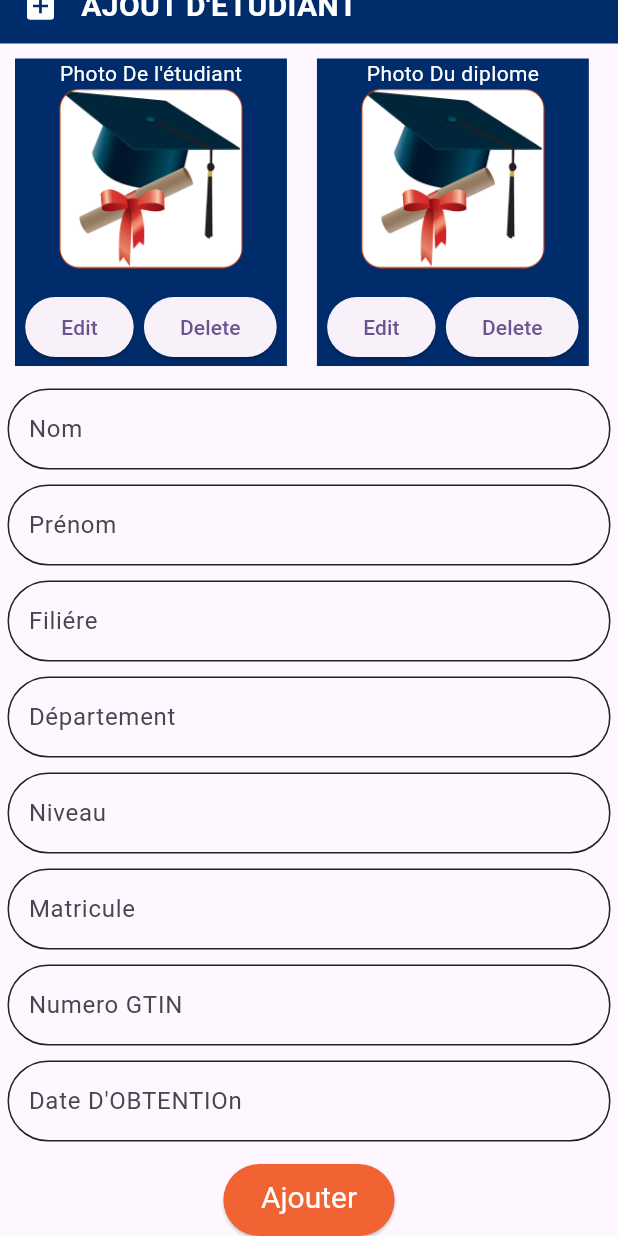
After one commit to salioufereya/samaGS1Mobile, a Flutter app: the AddStudent screen opened directly, scrolled down 121 dp, after a tap on "Edit", on a phone screen of 412 x 824 dp. The commit adds this screen. Run offline on Flutter 3.47's test engine with Material 3 defaults, Android fonts, the light colour scheme and no system bars; our stand-ins replace another_flushbar, dio, flutter_secure_storage; missing offline and left inert: flutter_barcode_scanner; accounts and stored records are empty.

Commit message:
ajout de la page d'ajout d'étudiant

```diff
--- /dev/null
+++ b/lib/pages/AddStudent.dart
@@ -0,0 +1,292 @@
+import 'package:flutter/material.dart';
+import 'package:provider/provider.dart';
+import 'package:sama_gs1/pages/sections/CustomTextField.dart';
+import 'package:sama_gs1/pages/sections/Sections.dart';
+
+import '../providers/Auth.dart';
+import '../utils/validate.dart';
+
+class AddStudent extends StatefulWidget {
+  const AddStudent({super.key});
+
+  @override
+  State<AddStudent> createState() => _AddStudentState();
+}
+
+class _AddStudentState extends State<AddStudent> {
+  TextEditingController _nom = TextEditingController();
+  TextEditingController _prenom = TextEditingController();
+  TextEditingController _filiere = TextEditingController();
+  TextEditingController _departement = TextEditingController();
+  TextEditingController _niveau = TextEditingController();
+  TextEditingController _matricule = TextEditingController();
+  TextEditingController _numero_gtin = TextEditingController();
+  TextEditingController _date = TextEditingController();
+  bool isEmailValid = false;
+  bool isPasswordValid = false;
+  final _formkey = GlobalKey<FormState>();
+
+  @override
+  void dispose() {
+    _nom.dispose();
+    _prenom.dispose();
+    _filiere.dispose();
+    _departement.dispose();
+    _niveau.dispose();
+    _matricule.dispose();
+    _numero_gtin.dispose();
+    _date.dispose();
+  }
+
+  @override
+  Widget build(BuildContext context) {
+    Auth auth = Provider.of<Auth>(context);
+    double largeur = MediaQuery.of(context).size.width * 0.44;
+    return Scaffold(
+        body: SingleChildScrollView(
+      child: Form(
+        key: _formkey,
+        child: Column(
+          children: [
+            header(imagePath: (auth.user!.ecole!.logo!), context: context),
+            SectionTitre(
+              backgroundColor: Color(0xFF002C6c),
+              title: "AJOUT D'ETUDIANT",
+              icon: Icons.add_box,
+            ),
+            Row(
+              children: [
+                Padding(
+                  padding: EdgeInsets.all(10),
+                  child: Container(
+                    height: 205,
+                    width: largeur ,
+                    color: Color(0xFF002C6c),
+                    child: Column(children: [
+                      Padding(
+                        padding: EdgeInsets.only(bottom: 15),
+                        child: Column(
+                          children: [
+                            Text("Photo De l'étudiant",style: TextStyle(color: Colors.white)),
+                            Image(
+                                image: AssetImage("images/verif.png"), height: 120),
+                          ],
+                        ),
+                      ),
+                      Row(
+                        mainAxisAlignment: MainAxisAlignment.spaceEvenly,
+                        children: [
+                          ElevatedButton(onPressed: () {}, child: Text("Edit")),
+                          ElevatedButton(
+                              onPressed: () {}, child: Text("Delete")),
+                        ],
+                      ),
+                    ]),
+                  ),
+                ),
+                Padding(
+                  padding: EdgeInsets.all(10),
+                  child: Container(
+                    height: 205,
+                    width: largeur ,
+                    color:  Color(0xFF002C6c),
+                    child: Column(children: [
+                      Padding(
+                        padding: EdgeInsets.only(bottom: 15),
+                        child: Column(
+                          children: [
+                            Text("Photo Du diplome",style: TextStyle(color: Colors.white)),
+                            Image(
+                                image: AssetImage("images/verif.png"), height: 120),
+                          ],
+                        ),
+                      ),
+                      Row(
+                        mainAxisAlignment: MainAxisAlignment.spaceEvenly,
+                        children: [
+                          ElevatedButton(onPressed: () {}, child: Text("Edit")),
+                          ElevatedButton(
+                              onPressed: () {}, child: Text("Delete")),
+                        ],
+                      ),
+                    ]),
+                  ),
+                ),
+              ],
+            ),
+            CustomTextField(
+              labelText: 'Nom',
+              controller: _nom,
+              isObscure: false,
+              onChanged: (value) {
+                setState(() {
+                  isEmailValid = validateEmailAdress(value);
+                });
+              },
+              validator: (value) {
+                if (value!.isEmpty) {
+                  return "Le nom  est obligatoire";
+                } else if (!isEmailValid) {
+                  return "Entrer un nom valide";
+                }
+                return "";
+              },
+              isEmailValid: isEmailValid,
+            ),
+            CustomTextField(
+              labelText: 'Prénom',
+              controller: _prenom,
+              isObscure: false,
+              onChanged: (value) {
+                setState(() {
+                  isEmailValid = validateEmailAdress(value);
+                });
+              },
+              validator: (value) {
+                if (value!.isEmpty) {
+                  return "Le prénom  est obligatoire";
+                } else if (!isEmailValid) {
+                  return "Entrer un prenom valide";
+                }
+                return "";
+              },
+              isEmailValid: isEmailValid,
+            ),
+            CustomTextField(
+              labelText: 'Filiére',
+              controller: _filiere,
+              isObscure: false,
+              onChanged: (value) {
+                setState(() {
+                  isEmailValid = validateEmailAdress(value);
+                });
+              },
+              validator: (value) {
+                if (value!.isEmpty) {
+                  return "La filiere  est obligatoire";
+                } else if (!isEmailValid) {
+                  return "Entrer une filiere valide";
+                }
+                return "";
+              },
+              isEmailValid: isEmailValid,
+            ),
+            CustomTextField(
+              labelText: 'Département',
+              controller: _departement,
+              isObscure: false,
+              onChanged: (value) {
+                setState(() {
+                  isEmailValid = validateEmailAdress(value);
+                });
+              },
+              validator: (value) {
+                if (value!.isEmpty) {
+                  return "Le departement  est obligatoire";
+                } else if (!isEmailValid) {
+                  return "Entrer un departement valide";
+                }
+                return "";
+              },
+              isEmailValid: isEmailValid,
+            ),
+            CustomTextField(
+              labelText: 'Niveau',
+              controller: _niveau,
+              isObscure: false,
+              onChanged: (value) {
+                setState(() {
+                  isEmailValid = validateEmailAdress(value);
+                });
+              },
+              validator: (value) {
+                if (value!.isEmpty) {
+                  return "Le niveau  est obligatoire";
+                } else if (!isEmailValid) {
+                  return "Entrer un niveau valide";
+                }
+                return "";
+              },
+              isEmailValid: isEmailValid,
+            ),
+            CustomTextField(
+              labelText: 'Matricule',
+              controller: _matricule,
+              isObscure: false,
+              onChanged: (value) {
+                setState(() {
+                  isEmailValid = validateEmailAdress(value);
+                });
+              },
+              validator: (value) {
+                if (value!.isEmpty) {
+                  return "La matricule  est obligatoire";
+                } else if (!isEmailValid) {
+                  return "Entrer un matricule valide";
+                }
+                return "";
+              },
+              isEmailValid: isEmailValid,
+            ),
+            CustomTextField(
+              labelText: 'Numero GTIN',
+              controller: _numero_gtin,
+              isObscure: false,
+              onChanged: (value) {
+                setState(() {
+                  isEmailValid = validateEmailAdress(value);
+                });
+              },
+              validator: (value) {
+                if (value!.isEmpty) {
+                  return "Le numero_gtin  est obligatoire";
+                } else if (!isEmailValid) {
+                  return "Entrer un numero_gtin valide";
+                }
+                return "";
+              },
+              isEmailValid: isEmailValid,
+            ),
+            CustomTextField(
+              labelText: 'Date D\'OBTENTIOn',
+              controller: _date,
+              isObscure: false,
+              onChanged: (value) {
+                setState(() {
+                  isEmailValid = validateEmailAdress(value);
+                });
+              },
+              validator: (value) {
+                if (value!.isEmpty) {
+                  return "La date  est obligatoire";
+                } else if (!isEmailValid) {
+                  return "Entrer une date valide";
+                }
+                return "";
+              },
+              isEmailValid: isEmailValid,
+            ),
+            Padding(
+              padding: EdgeInsets.only(left: 10, right: 10, top: 10),
+              child: ElevatedButton(
+                style: ElevatedButton.styleFrom(
+                  backgroundColor: Color(0xFFF26334),
+                  textStyle: const TextStyle(fontSize: 20),
+                  padding: const EdgeInsets.fromLTRB(25, 10, 25, 15),
+                  shape: const RoundedRectangleBorder(
+                    borderRadius: BorderRadius.all(Radius.circular(30)),
+                  ),
+                ),
+                child: const Text('Ajouter',
+                    style: TextStyle(color: Colors.white)),
+                onPressed: () {
+                  Map creds = {};
+                },
+              ),
+            ),
+          ],
+        ),
+      ),
+    ));
+  }
+}
--- a/lib/pages/homePage.dart
+++ b/lib/pages/homePage.dart
@@ -19,7 +19,7 @@ class HomePage extends StatelessWidget {
           Expanded(child: Stack(
             alignment: Alignment.center,
             children: [
-              const Image(image: AssetImage("images/aman.png")),
+              const Image(image: AssetImage("images/aman1.png")),
               Positioned(
                 bottom: 100,
                 child:
--- /dev/null
+++ b/lib/pages/sections/CustomTextField.dart
@@ -0,0 +1,53 @@
+import 'package:flutter/material.dart';
+
+class CustomTextField extends StatelessWidget {
+  final String labelText;
+  final TextEditingController controller;
+  final bool isObscure;
+  final Function(String) onChanged;
+  final String Function(String?)? validator;
+  final bool isEmailValid;
+
+  const CustomTextField({
+    Key? key,
+    required this.labelText,
+    required this.controller,
+    required this.isObscure,
+    required this.onChanged,
+    required this.validator,
+    required this.isEmailValid,
+  }) : super(key: key);
+
+  @override
+  Widget build(BuildContext context) {
+    return Padding(
+      padding: EdgeInsets.all(5),
+      child: TextFormField(
+        obscureText: isObscure,
+        onChanged: onChanged,
+        controller: controller,
+        validator: validator,
+        decoration: InputDecoration(
+          labelText: labelText,
+          contentPadding: EdgeInsets.symmetric(vertical: 15.0, horizontal: 10.0),
+          enabledBorder: OutlineInputBorder(
+            borderRadius: BorderRadius.circular(40.0),
+            borderSide: BorderSide(color: Colors.black87),
+          ),
+          focusedBorder: OutlineInputBorder(
+            borderRadius: BorderRadius.circular(40.0),
+            borderSide: BorderSide(color: isEmailValid ? Colors.green : Colors.red),
+          ),
+          errorBorder: OutlineInputBorder(
+            borderRadius: BorderRadius.circular(40.0),
+            borderSide: BorderSide(color: Colors.red),
+          ),
+          focusedErrorBorder: OutlineInputBorder(
+            borderRadius: BorderRadius.circular(40.0),
+            borderSide: BorderSide(color: Colors.red),
+          ),
+        ),
+      ),
+    );
+  }
+}
--- a/lib/pages/sections/Sections.dart
+++ b/lib/pages/sections/Sections.dart
@@ -2,6 +2,7 @@ import 'dart:typed_data';
 import 'dart:convert';
 import 'package:flutter/material.dart';
 import 'package:provider/provider.dart';
+import 'package:sama_gs1/pages/GestionProfileEcole.dart';
 
 import '../../providers/Auth.dart';
 
@@ -87,9 +88,7 @@ base64ToImage(String base64String) {
   return Image.memory(Uint8List.fromList(bytes));
 }
 
-Container header(
-    {required String imagePath,
-    required BuildContext context}) {
+Container header({required String imagePath, required BuildContext context}) {
   return Container(
     height: 100,
     color: Colors.white,
@@ -100,10 +99,19 @@ Container header(
             padding: EdgeInsets.only(top: 25, left: 25),
             child: Column(
               children: [
-                Container(
-                  width: 80,  // Définissez la largeur souhaitée
-                  height: 70, // Définissez la hauteur souhaitée
-                  child: base64ToImage(imagePath),
+                InkWell(
+                  child: Container(
+                    width: 80, // Définissez la largeur souhaitée
+                    height: 70, // Définissez la hauteur souhaitée
+                    child: base64ToImage(imagePath),
+                  ),
+                  onTap: () {
+                    Navigator.push(
+                      context,
+                      MaterialPageRoute(
+                          builder: (context) => const GestionProfilEcole()),
+                    );
+                  },
                 ),
               ],
             )),
@@ -124,15 +132,24 @@ Container header(
                         context: context,
                         builder: (BuildContext context) => AlertDialog(
                           title: const Text('Warning'),
-                          content: const Text('Voulez vraiment se déconnecter ?',style: TextStyle(fontWeight: FontWeight.bold,fontSize: 15)),
+                          content: const Text(
+                              'Voulez vraiment se déconnecter ?',
+                              style: TextStyle(
+                                  fontWeight: FontWeight.bold, fontSize: 15)),
                           actions: <Widget>[
                             TextButton(
                               onPressed: () => Navigator.pop(context, 'Cancel'),
-                              child: const Text('Annuler',style: TextStyle(color: Colors.red,fontSize: 18)),
+                              child: const Text('Annuler',
+                                  style: TextStyle(
+                                      color: Colors.red, fontSize: 18)),
                             ),
                             TextButton(
-                              onPressed: () => Provider.of<Auth>(context,listen: false).logout(context: context),
-                              child: const Text('Oui',style: TextStyle(color: Colors.green,fontSize: 18)),
+                              onPressed: () =>
+                                  Provider.of<Auth>(context, listen: false)
+                                      .logout(context: context),
+                              child: const Text('Oui',
+                                  style: TextStyle(
+                                      color: Colors.green, fontSize: 18)),
                             ),
                           ],
                         ),
@@ -149,3 +166,30 @@ Container header(
     ),
   );
 }
+
+Widget SectionTitre({
+  required Color backgroundColor,
+  required String title,
+  required IconData icon,
+}) {
+  return Container(
+    color: backgroundColor,
+    height: 50,
+    child: Row(
+      children: [
+        Padding(
+          padding: EdgeInsets.only(left: 15, right: 15),
+          child: Icon(icon, color: Colors.white),
+        ),
+        Text(
+          title,
+          style: TextStyle(
+            fontWeight: FontWeight.bold,
+            fontSize: 20,
+            color: Colors.white,
+          ),
+        )
+      ],
+    ),
+  );
+}
```
Also changed, not shown: lib/pages/GestionProfileEcole.dart (added, +33 -0 lines), lib/pages/HomeServicePage.dart (+13 -17 lines), lib/pages/LoginPage.dart (+73 -27 lines), lib/providers/Auth.dart (+21 -4 lines), lib/utils/validate.dart (added, +20 -0 lines), images/aman1.png (added).
